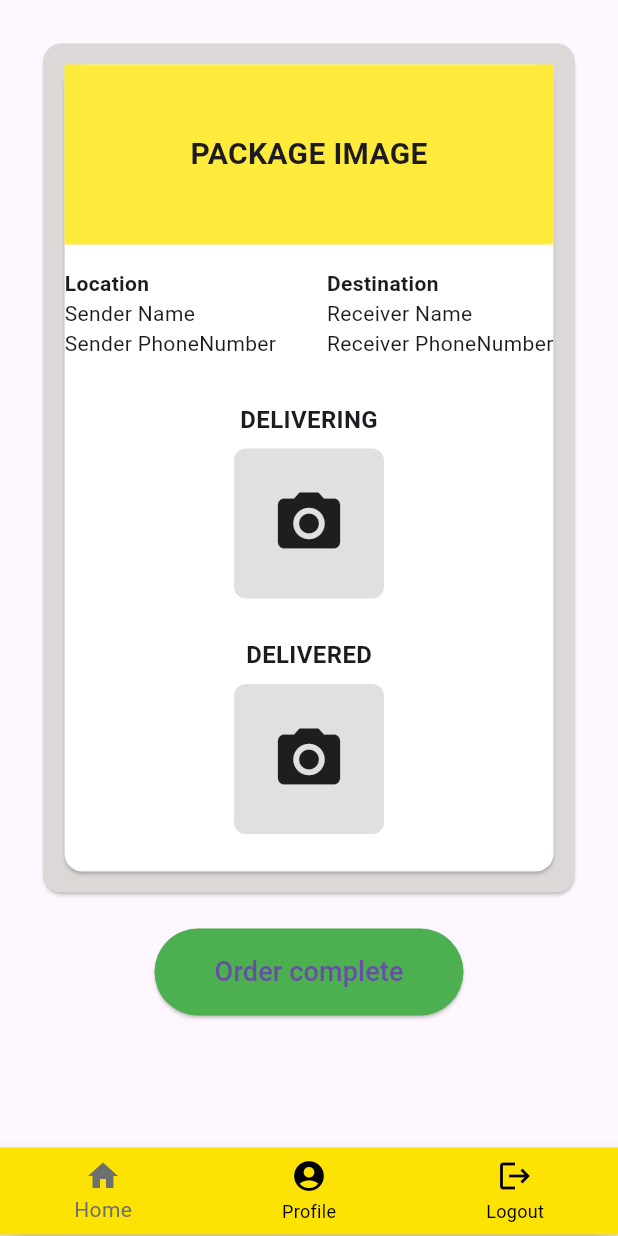
After one commit to jengGod/DuckDDProject, a Flutter app: the Driverorderpage screen opened directly, on a phone screen of 412 x 824 dp. The commit adds this screen. Run offline on Flutter 3.47's test engine with Material 3 defaults, Android fonts, the phone set to English and light mode, and no system bars; our stand-ins replace cloud_firestore, firebase_core; accounts and stored records are empty; network calls fail.

Commit message:
DriverPage all

```diff
--- /dev/null
+++ b/lib/pages/DriverOrderPage.dart
@@ -0,0 +1,214 @@
+import 'package:duckddproject/pages/DriverHomePage.dart';
+import 'package:duckddproject/pages/DriverProfile.dart';
+import 'package:duckddproject/pages/LoginPage.dart';
+import 'package:flutter/material.dart';
+
+class Driverorderpage extends StatefulWidget {
+  const Driverorderpage({super.key});
+
+  @override
+  State<Driverorderpage> createState() => _DriverorderpageState();
+}
+
+class _DriverorderpageState extends State<Driverorderpage> {
+  int selectedIndex = 0;
+
+  @override
+  Widget build(BuildContext context) {
+    return Scaffold(
+      bottomNavigationBar: Padding(
+        padding: const EdgeInsets.symmetric(vertical: 1.0),
+        child: BottomNavigationBar(
+          backgroundColor: const Color.fromARGB(255, 252, 227, 3), // Yellow background
+          items: const [
+            BottomNavigationBarItem(
+              icon: Icon(Icons.home),
+              label: 'Home',
+            ),
+            BottomNavigationBarItem(
+              icon: Icon(Icons.account_circle),
+              label: 'Profile',
+            ),
+            BottomNavigationBarItem(
+              icon: Icon(Icons.logout),
+              label: 'Logout',
+            ),
+          ],
+          currentIndex: selectedIndex,
+          selectedItemColor: const Color.fromARGB(255, 110, 112, 110), // Selected item color
+          unselectedItemColor: Colors.black, // Unselected item color
+          onTap: (int index) {
+            if (index == 2) {
+              _showLogoutDialog(context);  // Handle logout
+            } else {
+              setState(() {
+                selectedIndex = index;
+                if (selectedIndex == 0) {
+                  Navigator.pushReplacement(
+                    context,
+                    MaterialPageRoute(builder: (context) => const DriverPage()),
+                  );
+                } else if (selectedIndex == 1) {
+                  Navigator.pushReplacement(
+                    context,
+                    MaterialPageRoute(builder: (context) => const DriverProfile()),
+                  );
+                }
+              });
+            }
+          },
+          type: BottomNavigationBarType.fixed, // Ensures all items are shown
+        ),
+      ),
+      body: Center(
+        child: Padding(
+          padding: const EdgeInsets.all(25.0),
+          child: Column(
+            children: [
+              Card(
+                color: const Color.fromARGB(255, 221, 216, 216),
+                child: Padding(
+                  padding: const EdgeInsets.all(10.0),
+                  child: Card(
+                    color: const Color.fromARGB(255, 255, 255, 255),
+                    child: Column(
+                      children: [
+                        Container(
+                          width: double.infinity,
+                          height: 120,
+                          color: Colors.yellow,
+                          child: const Center(
+                            child: Text(
+                              'PACKAGE IMAGE',
+                              style: TextStyle(fontSize: 20, fontWeight: FontWeight.bold),
+                            ),
+                          ),
+                        ),
+                        const SizedBox(height: 16),
+                        // Sender and receiver information
+                        const Row(
+                          mainAxisAlignment: MainAxisAlignment.spaceBetween,
+                          children: [
+                            // Sender details
+                            Column(
+                              crossAxisAlignment: CrossAxisAlignment.start,
+                              children: [
+                                Text('Location', style: TextStyle(fontWeight: FontWeight.bold)),
+                                Text('Sender Name'),
+                                Text('Sender PhoneNumber'),
+                              ],
+                            ),
+                            // Receiver details
+                            Column(
+                              crossAxisAlignment: CrossAxisAlignment.start,
+                              children: [
+                                Text('Destination', style: TextStyle(fontWeight: FontWeight.bold)),
+                                Text('Receiver Name'),
+                                Text('Receiver PhoneNumber'),
+                              ],
+                            ),
+                          ],
+                        ),
+                        const SizedBox(height: 24),
+                        // Delivering camera button
+                        Padding(
+                          padding: const EdgeInsets.all(5.0),
+                          child: Column(
+                            children: [
+                              const Text(
+                                'DELIVERING',
+                                style: TextStyle(fontWeight: FontWeight.bold, fontSize: 16),
+                              ),
+                              const SizedBox(height: 8),
+                              Container(
+                                width: 100,
+                                height: 100,
+                                decoration: BoxDecoration(
+                                  borderRadius: BorderRadius.circular(8),
+                                  color: Colors.grey[300],
+                                ),
+                                child: const Icon(Icons.camera_alt, size: 50),
+                              ),
+                            ],
+                          ),
+                        ),
+                        const SizedBox(height: 16),
+                        // Delivered camera button
+                        Padding(
+                          padding: const EdgeInsets.all(5.0),
+                          child: Column(
+                            children: [
+                              const Text(
+                                'DELIVERED',
+                                style: TextStyle(fontWeight: FontWeight.bold, fontSize: 16),
+                              ),
+                              const SizedBox(height: 8),
+                              Container(
+                                width: 100,
+                                height: 100,
+                                decoration: BoxDecoration(
+                                  borderRadius: BorderRadius.circular(8),
+                                  color: Colors.grey[300],
+                                ),
+                                child: const Icon(Icons.camera_alt, size: 50),
+                              ),
+                            ],
+                          ),
+                        ),
+                        const SizedBox(height: 20),
+                      ],
+                    ),
+                  ),
+                ),
+              ),
+              const SizedBox(height: 20),
+
+              ElevatedButton(
+                onPressed: () {
+
+                },
+                style: ElevatedButton.styleFrom(
+                  backgroundColor: Colors.green, // Background color
+                  padding: const EdgeInsets.symmetric(horizontal: 40, vertical: 16),
+                ),
+                child: const Text(
+                  'Order complete',
+                  style: TextStyle(fontSize: 18),
+                ),
+              ),
+            ],
+          ),
+        ),
+      ),
+    );
+  }
+
+  void _showLogoutDialog(BuildContext context) {
+    showDialog(
+      context: context,
+      builder: (BuildContext context) {
+        return AlertDialog(
+          title: const Text('Logout'),
+          content: const Text('Do you want to logout?'),
+          actions: [
+            TextButton(
+              onPressed: () {
+                Navigator.of(context).pop(); // Close dialog
+              },
+              child: const Text('Cancel'),
+            ),
+            TextButton(
+              onPressed: () {
+                Navigator.pushReplacement(
+                  context,
+                  MaterialPageRoute(builder: (context) => const LoginPage()),
+                );
+              },
+              child: const Text('Logout'),
+            ),
+          ],
+        );
+      },
+    );
+  }
+}
--- a/lib/pages/LoginPage.dart
+++ b/lib/pages/LoginPage.dart
@@ -1,5 +1,6 @@
 // ignore_for_file: prefer_const_literals_to_create_immutables
 
+import 'package:duckddproject/pages/DriverHomePage.dart';
 import 'package:duckddproject/pages/RegisterDriver.dart';
 import 'package:duckddproject/pages/RegisterUser.dart';
 import 'package:duckddproject/pages/UserHome.dart';
```
Also changed, not shown: lib/pages/DriverHomePage.dart (added, +227 -0 lines), lib/pages/DriverProfile.dart (added, +226 -0 lines).
